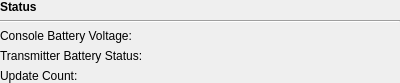
Above: desktop/statuswidget.ui from davidrg/zxweather before the change. Below: the same form after it.
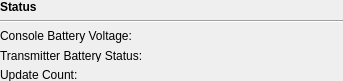
That is the form after the change.

Commit message:
The UI will now be resized depending on the station type. The Davis-specific panels on the right will now be hidden if using a Generic or FineOffset station.
The Davis-specific rain-rate and storm rain fields remain visible (its too much
effort removing them at the moment) with their values set to "not supported".

The edit to the form file:
```diff
--- a/desktop/statuswidget.ui
+++ b/desktop/statuswidget.ui
@@ -6,13 +6,19 @@
    <rect>
     <x>0</x>
     <y>0</y>
-    <width>400</width>
+    <width>343</width>
     <height>81</height>
    </rect>
   </property>
+  <property name="minimumSize">
+   <size>
+    <width>343</width>
+    <height>81</height>
+   </size>
+  </property>
   <property name="maximumSize">
    <size>
-    <width>16777215</width>
+    <width>343</width>
     <height>81</height>
    </size>
   </property>
```
The commit also changes 7 other files.
